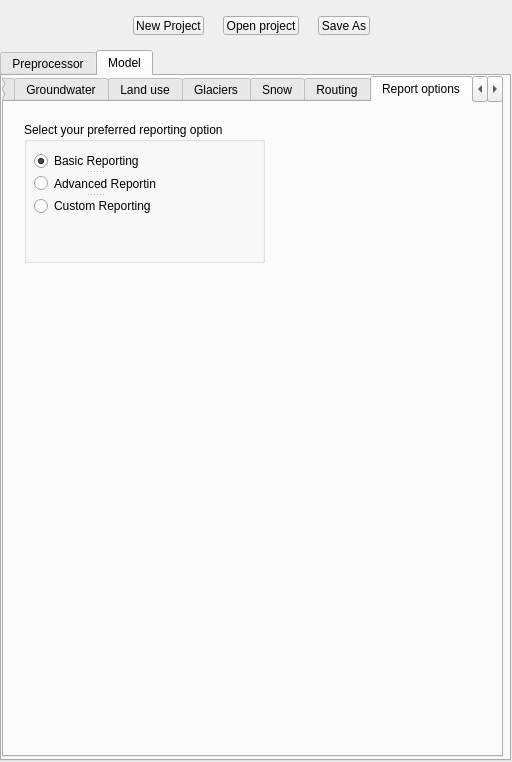
First picture: the form in ui/SPHY_plugin_dialog_base - Copy.ui, repository FutureWater/SphyPlugin, before the edit.
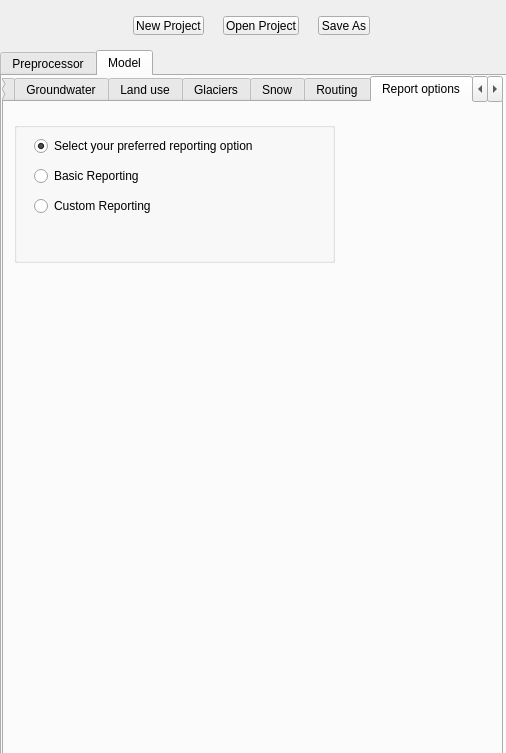
Second picture: the form after the edit. The open tabs and pages were chosen to show the change. Icons and pictures are not drawn.

What changed in the file:
```diff
--- a/ui/SPHY_plugin_dialog_base - Copy.ui
+++ b/ui/SPHY_plugin_dialog_base - Copy.ui
@@ -6,10 +6,22 @@
    <rect>
     <x>0</x>
     <y>0</y>
-    <width>512</width>
-    <height>762</height>
+    <width>506</width>
+    <height>753</height>
    </rect>
   </property>
+  <property name="sizePolicy">
+   <sizepolicy hsizetype="MinimumExpanding" vsizetype="MinimumExpanding">
+    <horstretch>0</horstretch>
+    <verstretch>0</verstretch>
+   </sizepolicy>
+  </property>
+  <property name="maximumSize">
+   <size>
+    <width>510</width>
+    <height>762</height>
+   </size>
+  </property>
   <property name="font">
    <font>
     <underline>false</underline>
@@ -3533,6 +3545,38 @@
             </item>
            </layout>
           </widget>
+          <widget class="QSplitter" name="splitter">
+           <property name="geometry">
+            <rect>
+             <x>20</x>
+             <y>110</y>
+             <width>84</width>
+             <height>23</height>
+            </rect>
+           </property>
+           <property name="orientation">
+            <enum>Qt::Horizontal</enum>
+           </property>
+           <widget class="QLabel" name="tcritLabel">
+            <property name="text">
+             <string>Tcrit</string>
+            </property>
+           </widget>
+           <widget class="QDoubleSpinBox" name="tcritDoubleSpinBox">
+            <property name="minimum">
+             <double>-100.000000000000000</double>
+            </property>
+            <property name="maximum">
+             <double>100.000000000000000</double>
+            </property>
+            <property name="singleStep">
+             <double>0.500000000000000</double>
+            </property>
+            <property name="value">
+             <double>2.000000000000000</double>
+            </property>
+           </widget>
+          </widget>
          </widget>
         </widget>
        </item>
@@ -3922,45 +3966,65 @@
       <widget class="QGroupBox" name="groupBox_39">
        <property name="geometry">
         <rect>
-         <x>20</x>
+         <x>10</x>
          <y>20</y>
-         <width>241</width>
+         <width>321</width>
          <height>141</height>
         </rect>
        </property>
        <property name="title">
-        <string>Select your preferred reporting option</string>
+        <string/>
        </property>
-       <widget class="QSplitter" name="splitter">
+       <widget class="QWidget" name="layoutWidget">
         <property name="geometry">
          <rect>
-          <x>10</x>
-          <y>30</y>
-          <width>122</width>
-          <height>63</height>
+          <x>20</x>
+          <y>10</y>
+          <width>291</width>
+          <height>91</height>
          </rect>
         </property>
-        <property name="orientation">
-         <enum>Qt::Vertical</enum>
-        </property>
-        <widget class="QRadioButton" name="basicReportingRadioButton">
-         <property name="text">
-          <string>Basic Reporting</string>
-         </property>
-         <property name="checked">
-          <bool>true</bool>
-         </property>
-        </widget>
-        <widget class="QRadioButton" name="AdvancedReportingRadioButton">
-         <property name="text">
-          <string>Advanced Reporting</string>
-         </property>
-        </widget>
-        <widget class="QRadioButton" name="CustomReportingRadioButton">
-         <property name="text">
-          <string>Custom Reporting</string>
-         </property>
-        </widget>
+        <layout class="QVBoxLayout" name="verticalLayout_21">
+         <item>
+          <widget class="QRadioButton" name="radioButton">
+           <property name="text">
+            <string>Select your preferred reporting option</string>
+           </property>
+           <property name="checked">
+            <bool>true</bool>
+           </property>
+          </widget>
+         </item>
+         <item>
+          <widget class="QRadioButton" name="basicReportingRadioButton">
+           <property name="text">
+            <string>Basic Reporting</string>
+           </property>
+           <property name="checked">
+            <bool>false</bool>
+           </property>
+           <property name="autoRepeat">
+            <bool>true</bool>
+           </property>
+          </widget>
+         </item>
+         <item>
+          <widget class="QRadioButton" name="CustomReportingRadioButton">
+           <property name="text">
+            <string>Custom Reporting</string>
+           </property>
+           <property name="checked">
+            <bool>false</bool>
+           </property>
+           <property name="autoRepeat">
+            <bool>true</bool>
+           </property>
+           <property name="autoExclusive">
+            <bool>true</bool>
+           </property>
+          </widget>
+         </item>
+        </layout>
        </widget>
       </widget>
      </widget>
@@ -4613,7 +4677,7 @@
     </rect>
    </property>
    <property name="text">
-    <string>Open project</string>
+    <string>Open Project</string>
    </property>
   </widget>
   <widget class="QToolButton" name="newButton">
```
Left out of the diff: 85 changed lines with no effect on the pictures.
